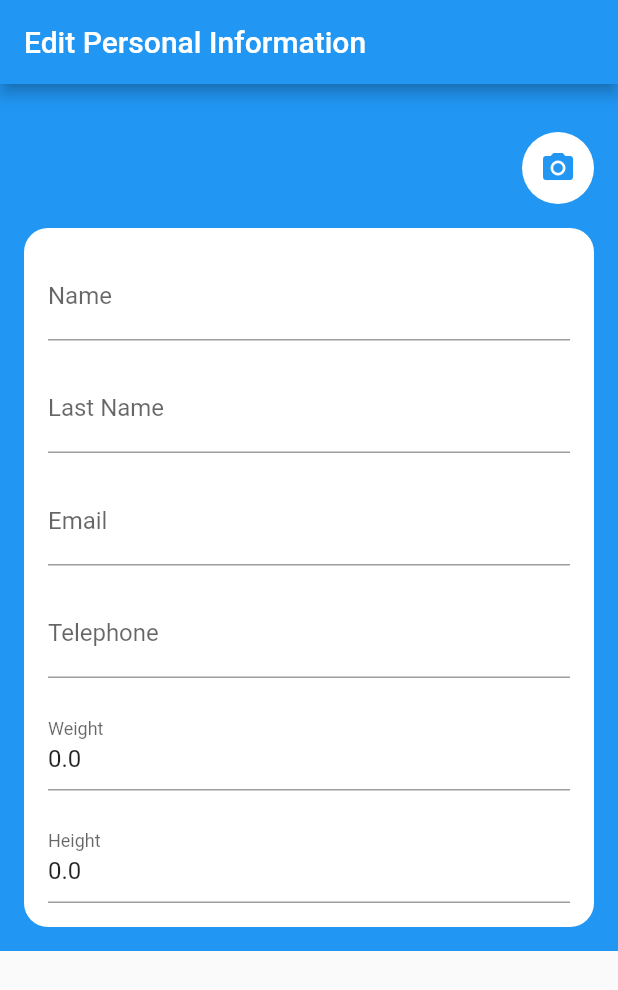
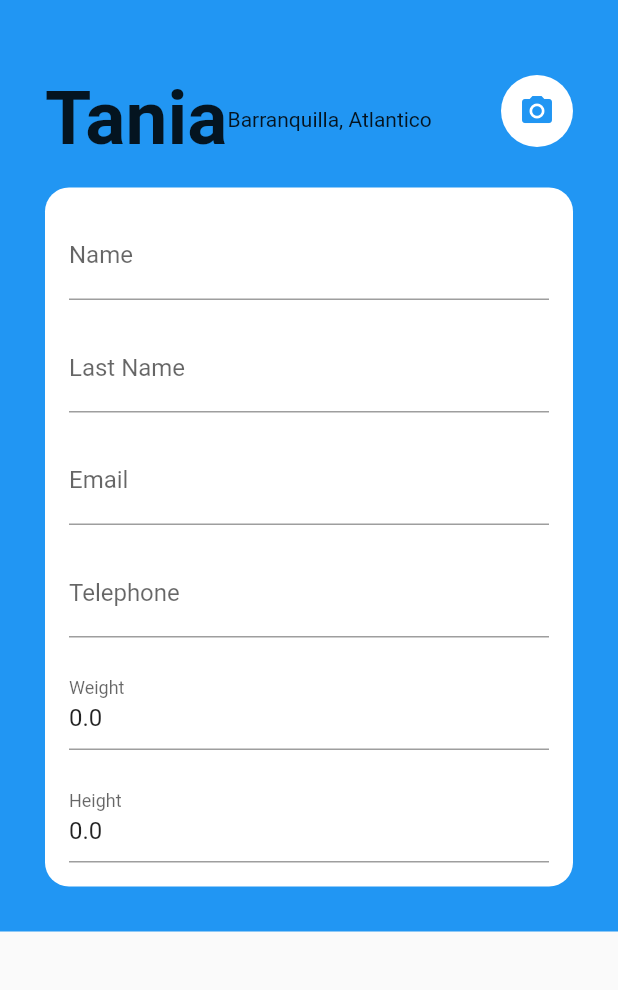
Before and after one commit to VictorCuerdo/trackyApp, a Flutter app: the screen it shows after launch, on a phone screen of 412 x 824 dp. Shown: the top 990 px of the screen. Run offline on Flutter 3.47's test engine with Material 2 defaults, Android fonts, the light colour scheme and no system bars.

Commit message:
top texts added
se agregan los textos superiores donde va el nombre y ciudad de la persona. Se quita el app bar

```diff
--- a/trackyapp/lib/main.dart
+++ b/trackyapp/lib/main.dart
@@ -1,11 +1,13 @@
 import 'package:flutter/material.dart';
 
-void main() => runApp(MyApp());
+void main() => runApp(const MyApp());
 
 class MyApp extends StatelessWidget {
+  const MyApp({super.key});
+
   @override
   Widget build(BuildContext context) {
-    return MaterialApp(
+    return const MaterialApp(
       title: 'TRACKY-Editar informacion personal',
       home: EditPersonalInfo(),
     );
@@ -13,6 +15,8 @@ class MyApp extends StatelessWidget {
 }
 
 class EditPersonalInfo extends StatefulWidget {
+  const EditPersonalInfo({super.key});
+
   @override
   _EditPersonalInfoState createState() => _EditPersonalInfoState();
 }
@@ -28,26 +32,41 @@ class _EditPersonalInfoState extends State<EditPersonalInfo> {
   @override
   Widget build(BuildContext context) {
     return Scaffold(
-      appBar: AppBar(
-        title: Text('Edit Personal Information'),
-      ),
       body: SingleChildScrollView(
         child: Container(
           color: Colors.blue,
-          padding: const EdgeInsets.all(16.0),
+          padding: const EdgeInsets.all(30.0),
           child: Column(
             crossAxisAlignment: CrossAxisAlignment.stretch,
             children: <Widget>[
-              SizedBox(height: 16.0),
-              Container(
-                alignment: Alignment.topRight,
+              const SizedBox(height: 20.0),
+              Stack(
+                children: [
+                  Row(
+                    children: const [
+                      Text(
+                        'Tania',
+                        style: TextStyle(
+                          fontSize: 50.0,
+                          fontWeight: FontWeight.bold,
+                        ),
+                      ),
+                      Text(
+                        'Barranquilla, Atlantico',
+                        style: TextStyle(fontSize: 14.0),
+                      ),
+                    ],
+                  ),
+                  Positioned(
+                    top: 0,
+                    right: 0,
                     child: Container(
-                  decoration: BoxDecoration(
+                      decoration: const BoxDecoration(
                         shape: BoxShape.circle,
                         color: Colors.white,
                       ),
                       child: IconButton(
-                    icon: Icon(Icons.photo_camera),
+                        icon: const Icon(Icons.photo_camera),
                         color: Colors.blue,
                         onPressed: () {
                           // TODO: implement photo upload
@@ -55,18 +74,20 @@ class _EditPersonalInfoState extends State<EditPersonalInfo> {
                       ),
                     ),
                   ),
-              SizedBox(height: 16.0),
+                ],
+              ),
+              const SizedBox(height: 16.0),
               Container(
                 decoration: BoxDecoration(
                   color: Colors.white,
                   borderRadius: BorderRadius.circular(16.0),
                 ),
-                padding: EdgeInsets.all(16.0),
+                padding: const EdgeInsets.all(16.0),
                 child: Column(
                   mainAxisSize: MainAxisSize.min,
                   children: <Widget>[
                     TextFormField(
-                      decoration: InputDecoration(labelText: 'Name'),
+                      decoration: const InputDecoration(labelText: 'Name'),
                       initialValue: _name,
                       onChanged: (value) {
                         setState(() {
@@ -74,9 +95,9 @@ class _EditPersonalInfoState extends State<EditPersonalInfo> {
                         });
                       },
                     ),
-                    SizedBox(height: 16.0),
+                    const SizedBox(height: 16.0),
                     TextFormField(
-                      decoration: InputDecoration(labelText: 'Last Name'),
+                      decoration: const InputDecoration(labelText: 'Last Name'),
                       initialValue: _lastName,
                       onChanged: (value) {
                         setState(() {
@@ -84,9 +105,9 @@ class _EditPersonalInfoState extends State<EditPersonalInfo> {
                         });
                       },
                     ),
-                    SizedBox(height: 16.0),
+                    const SizedBox(height: 16.0),
                     TextFormField(
-                      decoration: InputDecoration(labelText: 'Email'),
+                      decoration: const InputDecoration(labelText: 'Email'),
                       initialValue: _email,
                       onChanged: (value) {
                         setState(() {
@@ -94,9 +115,9 @@ class _EditPersonalInfoState extends State<EditPersonalInfo> {
                         });
                       },
                     ),
-                    SizedBox(height: 16.0),
+                    const SizedBox(height: 16.0),
                     TextFormField(
-                      decoration: InputDecoration(labelText: 'Telephone'),
+                      decoration: const InputDecoration(labelText: 'Telephone'),
                       initialValue: _telephone,
                       onChanged: (value) {
                         setState(() {
@@ -104,24 +125,24 @@ class _EditPersonalInfoState extends State<EditPersonalInfo> {
                         });
                       },
                     ),
-                    SizedBox(height: 16.0),
+                    const SizedBox(height: 16.0),
                     TextFormField(
-                      decoration: InputDecoration(labelText: 'Weight'),
+                      decoration: const InputDecoration(labelText: 'Weight'),
                       initialValue: _weight?.toString(),
                       keyboardType:
-                          TextInputType.numberWithOptions(decimal: true),
+                          const TextInputType.numberWithOptions(decimal: true),
                       onChanged: (value) {
                         setState(() {
                           _weight = double.tryParse(value);
                         });
                       },
                     ),
-                    SizedBox(height: 16.0),
+                    const SizedBox(height: 16.0),
                     TextFormField(
-                      decoration: InputDecoration(labelText: 'Height'),
+                      decoration: const InputDecoration(labelText: 'Height'),
                       initialValue: _height?.toString(),
                       keyboardType:
-                          TextInputType.numberWithOptions(decimal: true),
+                          const TextInputType.numberWithOptions(decimal: true),
                       onChanged: (value) {
                         setState(() {
                           _height = double.tryParse(value);
```
Lines whose indentation alone changed are shown as unchanged.
